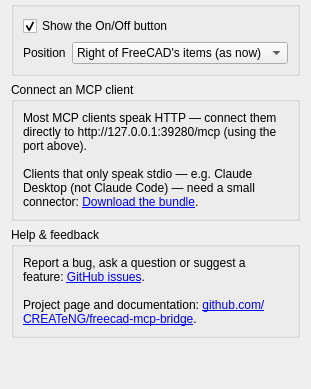
CREATeNG/freecad-mcp-bridge, file freecad/mcp_bridge/Resources/Ui/preferences.ui: the form before one commit; both pictures show x 0 to 311 and y 229 to 618 of the 311 by 618 pixel window.
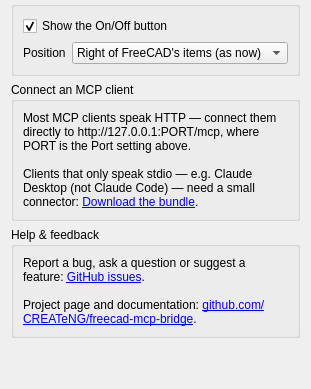
The form after the commit. Custom widgets are drawn as their Qt base class.

Commit message:
Preferences: the client address shows no fixed port
The "Connect an MCP client" box named http://127.0.0.1:39280/mcp
whatever the Port setting said. The page is a static .ui, so the text
can't follow the setting; it now reads "http://127.0.0.1:PORT/mcp,
where PORT is the Port setting above."

Matter: t3w3y0w8

What changed in the file:
```diff
--- a/freecad/mcp_bridge/Resources/Ui/preferences.ui
+++ b/freecad/mcp_bridge/Resources/Ui/preferences.ui
@@ -235,7 +235,7 @@
          <enum>Qt::RichText</enum>
         </property>
         <property name="text">
-         <string>Most MCP clients speak HTTP — connect them directly to http://127.0.0.1:39280/mcp (using the port above).&lt;br/&gt;&lt;br/&gt;Clients that only speak stdio — e.g. Claude Desktop (not Claude Code) — need a small connector: &lt;a href="https://github.com/CREATeNG/freecad-mcp-bridge/releases/latest/download/freecad-mcp-bridge.mcpb"&gt;Download the bundle&lt;/a&gt;.</string>
+         <string>Most MCP clients speak HTTP — connect them directly to http://127.0.0.1:PORT/mcp, where PORT is the Port setting above.&lt;br/&gt;&lt;br/&gt;Clients that only speak stdio — e.g. Claude Desktop (not Claude Code) — need a small connector: &lt;a href="https://github.com/CREATeNG/freecad-mcp-bridge/releases/latest/download/freecad-mcp-bridge.mcpb"&gt;Download the bundle&lt;/a&gt;.</string>
         </property>
         <property name="wordWrap">
          <bool>true</bool>
```
